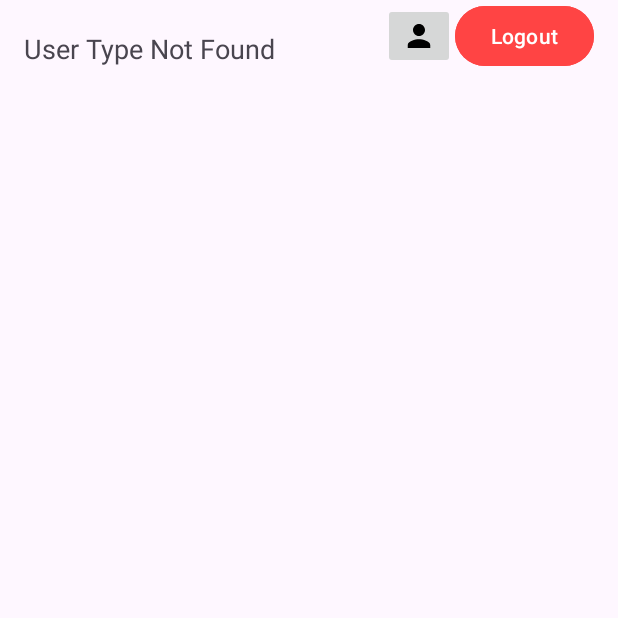
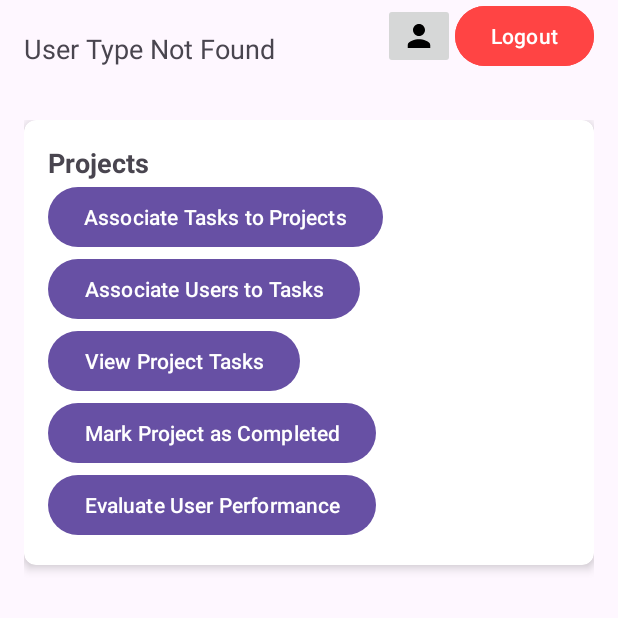
Before and after one commit to AlexandrePSantos/TP_CM, an Android app: the fragment GestorFragment placed in its activity, on a phone screen of 412 x 824 dp, the top half of it. Run offline under Robolectric (Android 15) with nearby library versions, the phone set to English and light mode, and no system bars.

Commit message:
Update fragment_gestor.xml

```diff
--- a/app/src/main/res/layout/fragment_gestor.xml
+++ b/app/src/main/res/layout/fragment_gestor.xml
@@ -1,6 +1,63 @@
-<?xml version="1.0" encoding="utf-8"?>
-<FrameLayout xmlns:android="http://schemas.android.com/apk/res/android"
+<LinearLayout xmlns:android="http://schemas.android.com/apk/res/android"
+    xmlns:app="http://schemas.android.com/apk/res-auto"
     android:layout_width="match_parent"
-    android:layout_height="match_parent">
+    android:layout_height="match_parent"
+    android:orientation="vertical"
+    android:padding="16dp">
 
-</FrameLayout>
+    <!-- Card for Project Actions -->
+    <androidx.cardview.widget.CardView
+        android:id="@+id/cardViewProjects"
+        android:layout_width="match_parent"
+        android:layout_height="wrap_content"
+        android:layout_marginBottom="16dp"
+        app:cardElevation="4dp"
+        app:cardCornerRadius="8dp">
+
+        <LinearLayout
+            android:layout_width="match_parent"
+            android:layout_height="wrap_content"
+            android:orientation="vertical"
+            android:padding="16dp">
+
+            <TextView
+                android:layout_width="wrap_content"
+                android:layout_height="wrap_content"
+                android:text="Projects"
+                android:textSize="18sp"
+                android:textStyle="bold" />
+
+            <Button
+                android:id="@+id/buttonAssociateTasks"
+                android:layout_width="wrap_content"
+                android:layout_height="wrap_content"
+                android:text="Associate Tasks to Projects" />
+
+            <Button
+                android:id="@+id/buttonAssociateUsers"
+                android:layout_width="wrap_content"
+                android:layout_height="wrap_content"
+                android:text="Associate Users to Tasks" />
+
+            <Button
+                android:id="@+id/buttonViewProjectTasks"
+                android:layout_width="wrap_content"
+                android:layout_height="wrap_content"
+                android:text="View Project Tasks" />
+
+            <Button
+                android:id="@+id/buttonMarkProjectCompleted"
+                android:layout_width="wrap_content"
+                android:layout_height="wrap_content"
+                android:text="Mark Project as Completed" />
+
+            <Button
+                android:id="@+id/buttonEvaluatePerformance"
+                android:layout_width="wrap_content"
+                android:layout_height="wrap_content"
+                android:text="Evaluate User Performance" />
+
+        </LinearLayout>
+    </androidx.cardview.widget.CardView>
+
+</LinearLayout>
```
